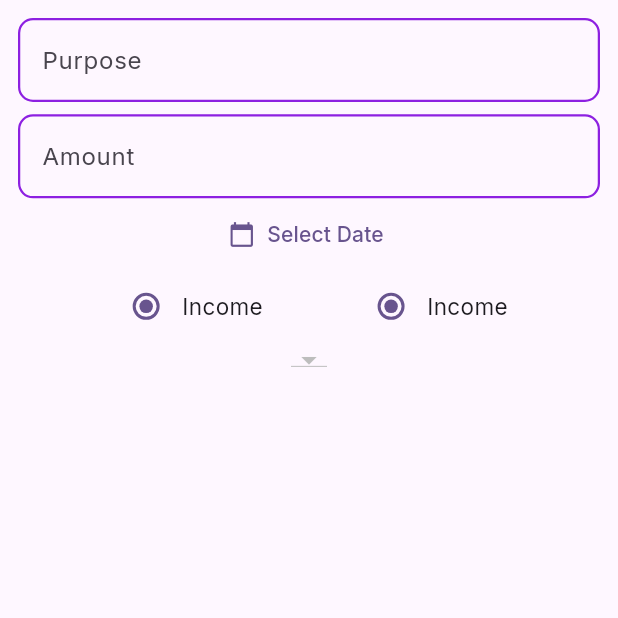
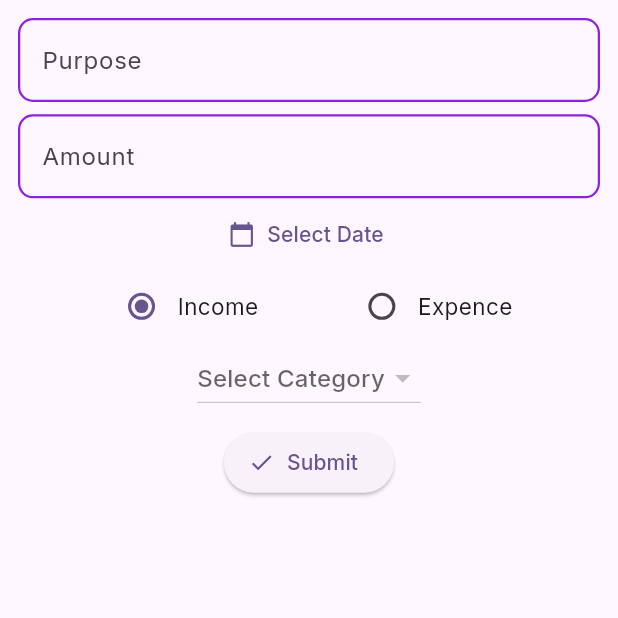
Before and after one commit to safvansafvan/Wallet-App, a Flutter app: the AddTransaction screen opened by its route, on a phone screen of 412 x 824 dp, the top half of it. Run offline on Flutter 3.47's test engine with Material 2 defaults, Android fonts, the phone set to English and light mode, and no system bars; our stand-ins replace curved_navigation_bar, get, google_fonts, hive_flutter, lottie; accounts and stored records are empty.

Commit message:
overall add transation screen completed

```diff
--- /dev/null
+++ b/lib/controller/getx/globel_controller.dart
@@ -0,0 +1,22 @@
+import 'package:get/get.dart';
+import 'package:money_management_app/model/category_model.dart';
+
+class GlobelController extends GetxController {
+  DateTime? selectedDate;
+  CategoryType? selectedCategoryType;
+  CategoryModel? selectedCategoryModel;
+
+  void updateDate(DateTime date) {
+    selectedDate = date;
+    update();
+  }
+
+  void setDefultIncomeCategory() {
+    selectedCategoryType = CategoryType.income;
+  }
+
+  void updateCategoryType(CategoryType value) {
+    selectedCategoryType = value;
+    update();
+  }
+}
--- a/lib/main.dart
+++ b/lib/main.dart
@@ -1,4 +1,5 @@
 import 'package:flutter/material.dart';
+import 'package:get/get.dart';
 import 'package:google_fonts/google_fonts.dart';
 import 'package:hive_flutter/adapters.dart';
 import 'package:money_management_app/model/category_model.dart';
@@ -24,7 +25,7 @@ class MyApp extends StatelessWidget {
 
   @override
   Widget build(BuildContext context) {
-    return MaterialApp(
+    return GetMaterialApp(
       title: 'MoneyManagement',
       theme: ThemeData(
           colorScheme: ColorScheme.fromSeed(seedColor: Colors.deepPurple),
--- a/lib/view/add_transaction/add_transaction.dart
+++ b/lib/view/add_transaction/add_transaction.dart
@@ -1,13 +1,29 @@
+import 'dart:developer';
 import 'package:flutter/material.dart';
+import 'package:get/get.dart';
 import 'package:money_management_app/controller/core/constant.dart';
+import 'package:money_management_app/controller/getx/globel_controller.dart';
+import 'package:money_management_app/db/category.dart';
 import 'package:money_management_app/model/category_model.dart';
 
-class AddTransaction extends StatelessWidget {
+class AddTransaction extends StatefulWidget {
   static const routeName = 'add_transation';
   const AddTransaction({super.key});
 
   @override
+  State<AddTransaction> createState() => _AddTransactionState();
+}
+
+class _AddTransactionState extends State<AddTransaction> {
+  @override
+  void initState() {
+    Get.put(GlobelController(), permanent: true).setDefultIncomeCategory();
+    super.initState();
+  }
+
+  @override
   Widget build(BuildContext context) {
+    final controller = Get.put(GlobelController(), permanent: true);
     return Scaffold(
       body: SafeArea(
         child: Padding(
@@ -38,18 +54,39 @@ class AddTransaction extends StatelessWidget {
                     )),
               ),
               TextButton.icon(
-                  onPressed: () {},
+                onPressed: () async {
+                  final selectedTempDate = await showDatePicker(
+                      context: context,
+                      initialDate: DateTime.now(),
+                      firstDate:
+                          DateTime.now().subtract(const Duration(days: 30)),
+                      lastDate: DateTime.now());
+                  if (selectedTempDate == null) {
+                    return;
+                  } else {
+                    log(selectedTempDate.toString());
+                    controller.updateDate(selectedTempDate);
+                  }
+                },
                 icon: const Icon(Icons.calendar_today),
-                  label: const Text('Select Date')),
-              Row(
+                label: GetBuilder<GlobelController>(builder: (ctrl) {
+                  return Text(ctrl.selectedDate == null
+                      ? 'Select Date'
+                      : controller.selectedDate.toString());
+                }),
+              ),
+              GetBuilder<GlobelController>(builder: (ctrl) {
+                return Row(
                   mainAxisAlignment: MainAxisAlignment.spaceEvenly,
                   children: [
                     Row(
                       children: [
                         Radio(
                           value: CategoryType.income,
-                        groupValue: CategoryType.income,
-                        onChanged: (value) {},
+                          groupValue: ctrl.selectedCategoryType,
+                          onChanged: (value) {
+                            ctrl.updateCategoryType(CategoryType.income);
+                          },
                         ),
                         Text(
                           'Income',
@@ -61,23 +98,40 @@ class AddTransaction extends StatelessWidget {
                     Row(
                       children: [
                         Radio(
-                        value: CategoryType.income,
-                        groupValue: CategoryType.income,
-                        onChanged: (value) {},
+                          value: CategoryType.expense,
+                          groupValue: ctrl.selectedCategoryType,
+                          onChanged: (value) {
+                            ctrl.updateCategoryType(CategoryType.expense);
+                          },
                         ),
                         Text(
-                        'Income',
+                          'Expence',
                           style: CustomFuction.style(
                               fontWeight: FontWeight.w400, size: 15),
                         )
                       ],
                     ),
                   ],
-              ),
-              DropdownButton(
-                items: [],
+                );
+              }),
+              GetBuilder<GlobelController>(builder: (ctrl) {
+                return DropdownButton(
+                  hint: const Text('Select Category'),
+                  items: (ctrl.selectedCategoryType == CategoryType.income
+                          ? CategoryDb().incomeCategoryListNotifier
+                          : CategoryDb().expenceCategoryListNotifier)
+                      .value
+                      .map((e) {
+                    return DropdownMenuItem(value: e.id, child: Text(e.name));
+                  }).toList(),
                   onChanged: (value) {},
-              )
+                );
+              }),
+              CustomHeights.heightFive(context),
+              ElevatedButton.icon(
+                  onPressed: () {},
+                  icon: const Icon(Icons.check),
+                  label: const Text('Submit'))
             ],
           ),
         ),
--- a/pubspec.yaml
+++ b/pubspec.yaml
@@ -18,7 +18,8 @@ dependencies:
   lottie: ^2.6.0
   hive: ^2.2.3
   hive_flutter: ^1.1.0
-
+  get: ^4.6.6
+  intl: ^0.18.1
 dev_dependencies:
   flutter_test:
     sdk: flutter
```
Also changed, not shown: pubspec.lock. Lines whose indentation alone changed are shown as unchanged.
